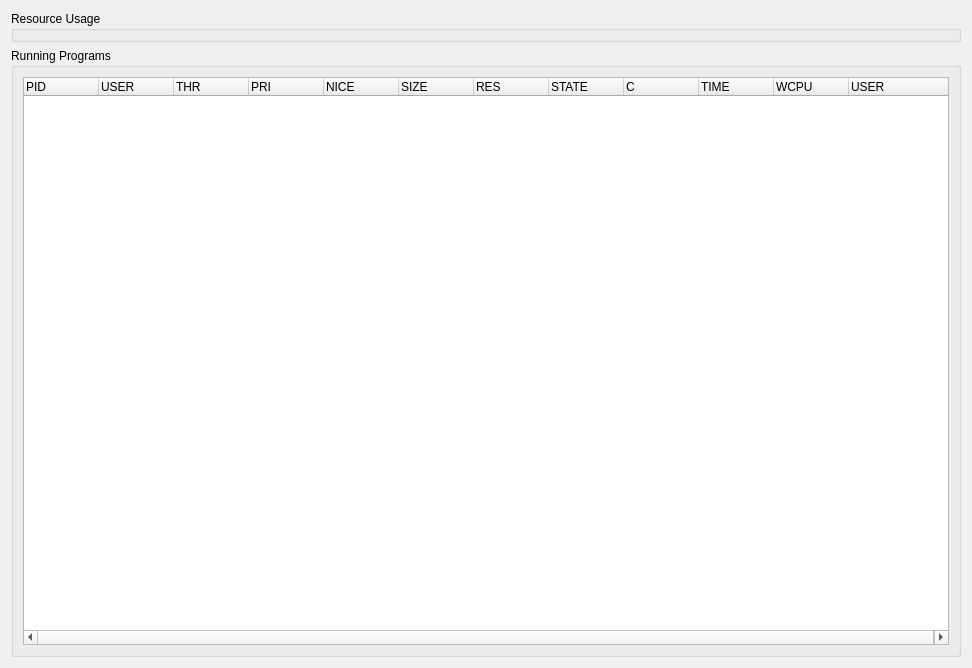
trueos/sysadm-ui-qt, file src-qt5/gui_client/pages/page_taskmanager.ui: the form before one commit.
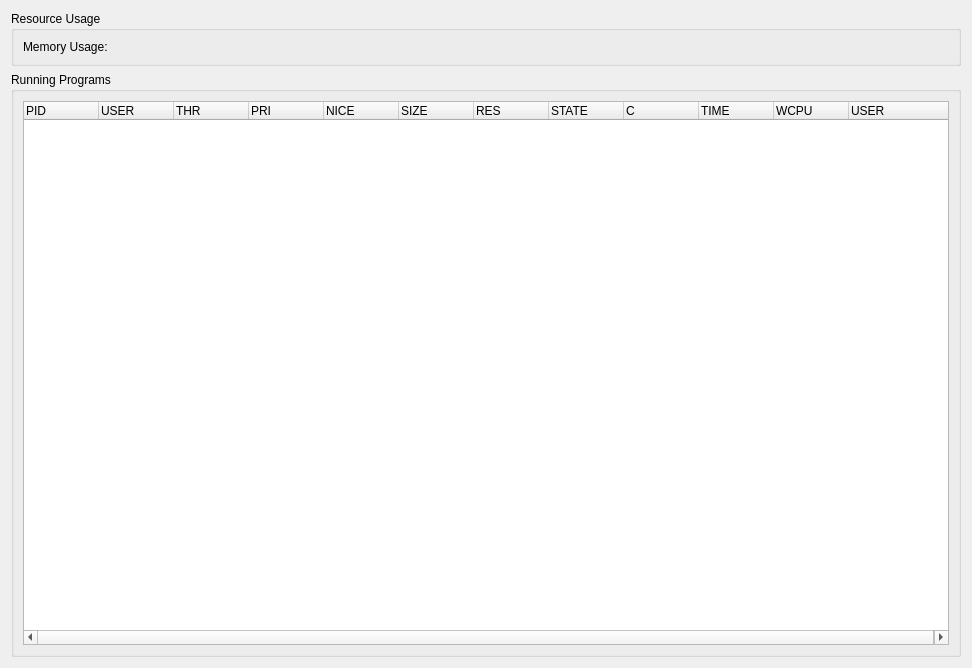
The form after the commit.

Commit message: Add a memory status bar to the task manager page. This gives overall info as well as specifics when hovered over with the mouse.

The edit to the form file:
```diff
--- a/src-qt5/gui_client/pages/page_taskmanager.ui
+++ b/src-qt5/gui_client/pages/page_taskmanager.ui
@@ -98,6 +98,25 @@
      <property name="title">
       <string>Resource Usage</string>
      </property>
+     <layout class="QFormLayout" name="formLayout">
+      <item row="0" column="0">
+       <widget class="QLabel" name="label">
+        <property name="text">
+         <string>Memory Usage:</string>
+        </property>
+       </widget>
+      </item>
+      <item row="0" column="1">
+       <widget class="QLabel" name="label_mem_stats">
+        <property name="text">
+         <string notr="true"/>
+        </property>
+        <property name="alignment">
+         <set>Qt::AlignCenter</set>
+        </property>
+       </widget>
+      </item>
+     </layout>
     </widget>
    </item>
   </layout>
```
The commit also changes 2 other files.
